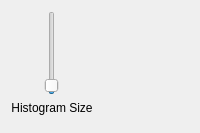
gerbilvis/gerbil, file multi_img_viewer.ui: the form before one commit.
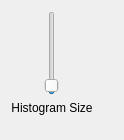
The form after the commit. Custom widgets are drawn as their Qt base class.

```diff
--- a/multi_img_viewer.ui
+++ b/multi_img_viewer.ui
@@ -2,6 +2,14 @@
 <ui version="4.0">
  <class>multi_img_viewer</class>
  <widget class="QWidget" name="multi_img_viewer">
+  <property name="geometry">
+   <rect>
+    <x>0</x>
+    <y>0</y>
+    <width>124</width>
+    <height>140</height>
+   </rect>
+  </property>
   <layout class="QHBoxLayout" name="horizontalLayout">
    <item>
     <layout class="QVBoxLayout" name="verticalLayout">
@@ -61,6 +69,15 @@
        <property name="orientation">
         <enum>Qt::Vertical</enum>
        </property>
+       <property name="sizeType">
+        <enum>QSizePolicy::MinimumExpanding</enum>
+       </property>
+       <property name="sizeHint" stdset="0">
+        <size>
+         <width>0</width>
+         <height>0</height>
+        </size>
+       </property>
       </spacer>
      </item>
     </layout>
```
